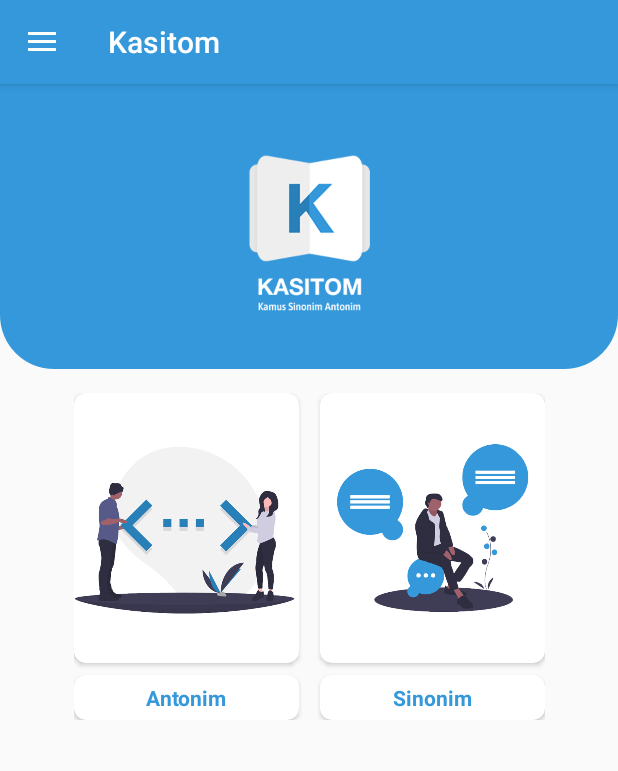
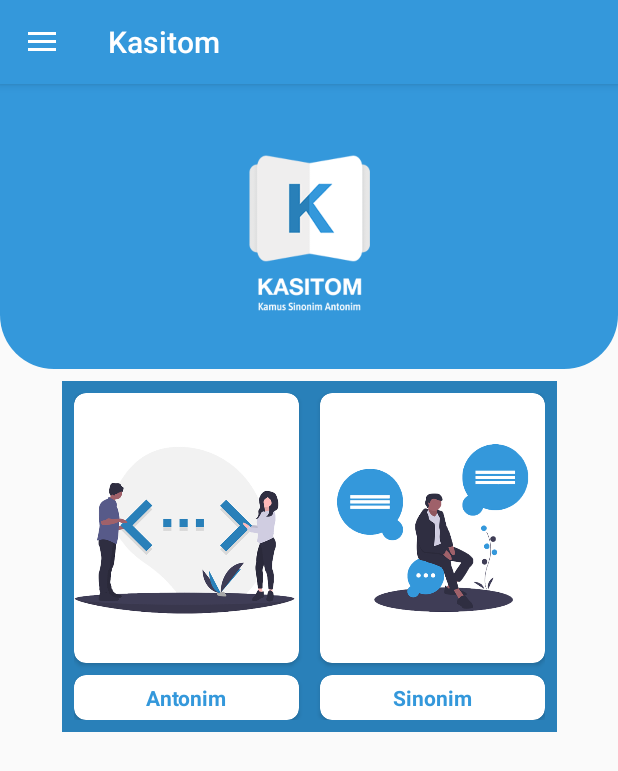
Before and after one commit to fifoaugie06/Kasitom, an Android app: the HomeFragment screen opened directly, with no data from a screen before it, on a phone screen of 412 x 824 dp. Shown: the top 771 px of the screen. Run offline under Robolectric (Android 15) with nearby library versions, the phone set to English and light mode, and no system bars; our stand-ins replace Picasso, navigation-ui; 3 statements that could not run were skipped.

Commit message:
KasitomV1.7

```diff
--- a/app/src/main/res/layout/fragment_home.xml
+++ b/app/src/main/res/layout/fragment_home.xml
@@ -25,6 +25,7 @@
     </androidx.constraintlayout.widget.ConstraintLayout>
 
     <androidx.constraintlayout.widget.ConstraintLayout
+        android:background="@color/colorPrimaryDark"
         android:padding="8dp"
         android:id="@+id/home_parent"
         android:layout_width="330dp"
```
